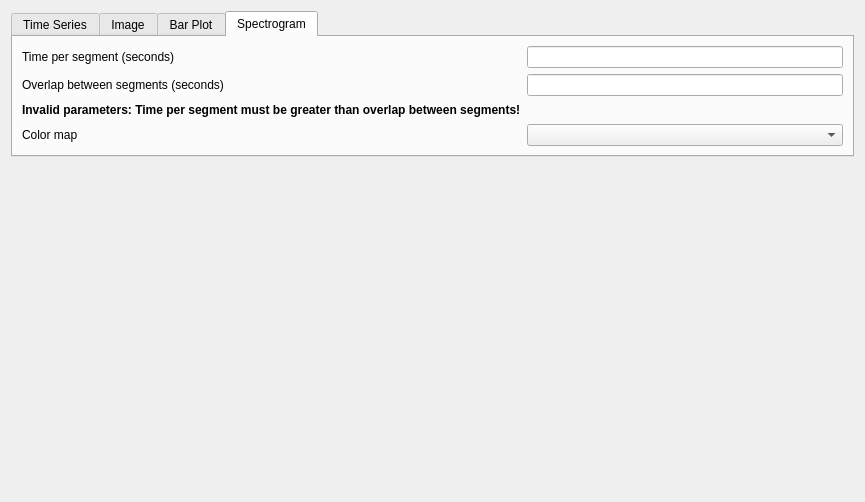
First picture: the form in rena/ui/OptionsWindowPlotFormatWidget.ui, repository PhysioLabXR/PhysioLabXR-Community, before the edit.
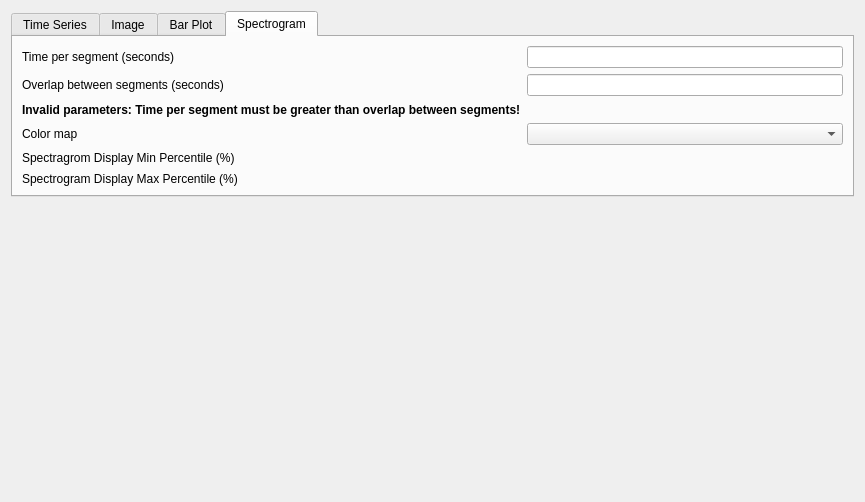
Second picture: the form after the edit.

Commit message: fix problem with same memory address for all plot configs

Patch:
```diff
--- a/rena/ui/OptionsWindowPlotFormatWidget.ui
+++ b/rena/ui/OptionsWindowPlotFormatWidget.ui
@@ -273,6 +273,20 @@
          </property>
         </widget>
        </item>
+       <item row="5" column="0">
+        <widget class="QLabel" name="label_14">
+         <property name="text">
+          <string>Spectragrom Display Min Percentile (%)</string>
+         </property>
+        </widget>
+       </item>
+       <item row="6" column="0">
+        <widget class="QLabel" name="label_15">
+         <property name="text">
+          <string>Spectrogram Display Max Percentile (%)</string>
+         </property>
+        </widget>
+       </item>
       </layout>
      </widget>
     </widget>
```
Left out of the diff: 16 changed lines with no effect on the pictures. The commit also changes 5 other files.
